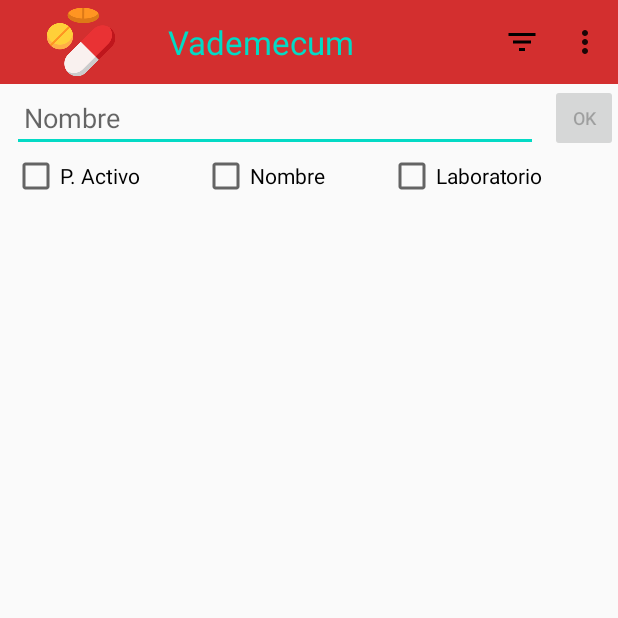
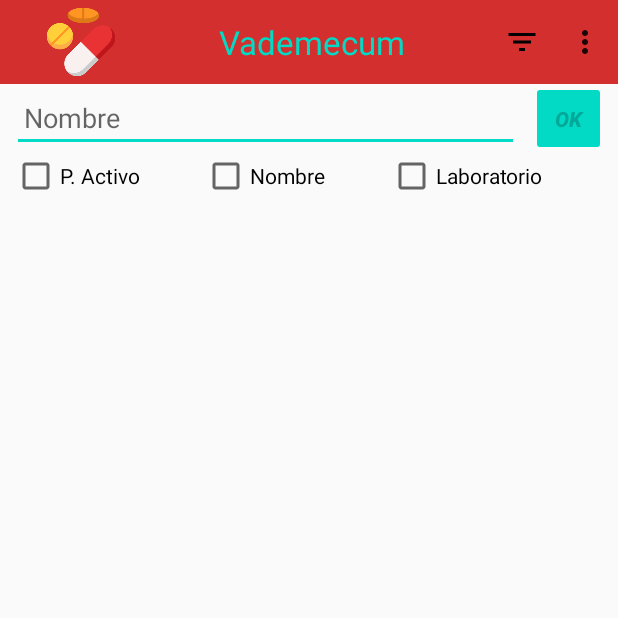
Before and after one commit to JoseRa10679/Vademecum, an Android app: the MainActivity screen opened directly, with no data from a screen before it, on a phone screen of 412 x 824 dp, the top half of it. Run offline under Robolectric (Android 15) with nearby library versions, the phone set to English and light mode, and no system bars; libraries missing offline, so code that uses them is left out: net.yslibrary.android; Roboto replaces fonts that are not available here; 2 statements that could not run were skipped.

Commit message:
Versión final

```diff
--- a/app/src/main/java/com/example/vademecum/adaptadores/ApiService.kt
+++ b/app/src/main/java/com/example/vademecum/adaptadores/ApiService.kt
@@ -12,15 +12,32 @@ import retrofit2.http.Query
  * Interfase que captura las consultas de Retrofit a la Api
  */
 interface ApiService {
+    companion object{
+
+        const val nom:String = "nombre"
+        const val prac: String = "practiv1"
+        const val nreg: String = "nregistro"
+
+        const val detalleF: String = "medicamento/nregistro/{nregistro}"
+
+        const val medicamentos: String = "medicamentos?comerc=1&pagina=1&pagesize=100"
+        const val medicamentosUnPA: String = "medicamentos?comerc=1&npactiv=1&pagina=1&pagesize=100"
+        const val medicamentosDosPA: String = "medicamentos?comerc=1&npactiv=2&pagina=1&pagesize=100"
+        const val medicamentosTresPA: String = "medicamentos?comerc=1&npactiv=3&pagina=1&pagesize=100"
+
+        const val pActivos: String = "medicamentos?comerc=1&pagina=1&pagesize=100"
+        const val pActivosUnPA: String = "medicamentos?comerc=1&npactiv=1&pagina=1&pagesize=100"
+        const val pActivosDosPA: String = "medicamentos?comerc=1&npactiv=2&pagina=1&pagesize=100"
+        const val pActivosTresPA: String = "medicamentos?comerc=1&npactiv=3&pagina=1&pagesize=100"
+    }
 
 
     //    Utilizamos @Path en lugar de @Query cuando accedemos a un solo registro
-    @GET("medicamento/nregistro/{nregistro}")
-    fun getDetalleFarmaco(@Path("nregistro") nregistro: String): Call<EsteFarmaco>
+    @GET(detalleF)
+    fun getDetalleFarmaco(@Path(nreg) nregistro: String): Call<EsteFarmaco>
 
-    /*
-    *   El filtrado por genérico o no se hace mediante un filtrado de la lista de salida
-    * */
+
+
 
     //<editor-folder desc = " Get Medicamentos">
 
@@ -32,51 +49,42 @@ interface ApiService {
      *
      */
 
-    @GET(value = "medicamentos?comerc=1&pagina=1&pagesize=100")
-    fun getMedicamentos(
-        @Query("nombre") nombre: String
-    ): Call<MiObjeto>
+    @GET(value = medicamentos)
+    fun getMedicamentos(@Query(nom) nombre: String): Call<MiObjeto>
 
-    @GET(value = "medicamentos?comerc=1&npactiv=1&pagina=1&pagesize=100")
-    fun getMedicamentosUnPA(
-        @Query("nombre") nombre: String
-    ): Call<MiObjeto>
+    @GET(value = medicamentosUnPA)
+    fun getMedicamentosUnPA(@Query(nom) nombre: String): Call<MiObjeto>
 
-    @GET(value = "medicamentos?comerc=1&npactiv=2&pagina=1&pagesize=100")
-    fun getMedicamentosDosPA(
-        @Query("nombre") nombre: String
-    ): Call<MiObjeto>
+    @GET(value = medicamentosDosPA)
+    fun getMedicamentosDosPA(@Query(nom) nombre: String): Call<MiObjeto>
 
-    @GET(value = "medicamentos?comerc=1&npactiv=3&pagina=1&pagesize=100")
-    fun getMedicamentosTresPA(
-        @Query("nombre") nombre: String
-    ): Call<MiObjeto>
+    @GET(value = medicamentosTresPA)
+    fun getMedicamentosTresPA(@Query(nom) nombre: String): Call<MiObjeto>
 
     //</editor-folder>
 
     //<editor-folder desc = " Get Principio Activo ">
 
-    //    Filtramos por principio activo y usaremos solo los que estan comercializados.
-    @GET(value = "medicamentos?comerc=1&pagina=1&pagesize=100")
-    fun getPActivos(
-        @Query("practiv1") practiv1: String
-    ): Call<MiObjeto>
 
-    @GET(value = "medicamentos?comerc=1&npactiv=1&pagina=1&pagesize=100")
-    fun getPactivosUnPA(
-        @Query("practiv1") practiv1: String
-    ): Call<MiObjeto>
+    /*
+    *
+    *     Filtramos por principio activo y usaremos solo los que estan comercializados.
+    *     Filtra la primera página con un tamaño de 100 registros
+    *
+    * */
+    @GET(value = pActivos)
+    fun getPActivos(@Query(prac) practiv1: String): Call<MiObjeto>
 
-    @GET(value = "medicamentos?comerc=1&npactiv=2&pagina=1&pagesize=100")
-    fun getPactivosDosPA(
-        @Query("practiv1") practiv1: String
-    ): Call<MiObjeto>
+    @GET(value = pActivosUnPA)
+    fun getPactivosUnPA(@Query(prac) practiv1: String): Call<MiObjeto>
 
-    @GET(value = "medicamentos?comerc=1&npactiv=3&pagina=1&pagesize=100")
-    fun getPactivosTresPA(
-        @Query("practiv1") practiv1: String
-    ): Call<MiObjeto>
+    @GET(value = pActivosDosPA)
+    fun getPactivosDosPA(@Query(prac) practiv1: String): Call<MiObjeto>
+
+    @GET(value = pActivosTresPA)
+    fun getPactivosTresPA(@Query(prac) practiv1: String): Call<MiObjeto>
 
     //</editor-folder>
 
+
 }
--- a/app/src/main/java/com/example/vademecum/models/MainViewModel.kt
+++ b/app/src/main/java/com/example/vademecum/models/MainViewModel.kt
@@ -2,10 +2,12 @@ package com.example.vademecum.models
 
 import android.content.Context
 import android.view.Gravity
+import android.view.View
 import android.widget.Toast
+import androidx.core.content.ContextCompat
 import androidx.lifecycle.MutableLiveData
 import androidx.lifecycle.ViewModel
-import com.example.vademecum.dataclass.MiFarmaco
+import com.example.vademecum.R
 import com.example.vademecum.dataclass.MiObjeto
 
 /**
@@ -14,13 +16,9 @@ import com.example.vademecum.dataclass.MiObjeto
  */
 class MainViewModel : ViewModel() {
 
-    val miRecycle: MutableLiveData<MiObjeto>? by lazy {
-        MutableLiveData<MiObjeto>()
-    }
-
-    val miMenu: MutableLiveData<Int> by lazy {
-        MutableLiveData<Int>()
-    }
+    val miRecycle: MutableLiveData<MiObjeto>? by lazy { MutableLiveData<MiObjeto>() }
+    val miPosicion: MutableLiveData<Int>? by lazy { MutableLiveData<Int>() }
+    val miMenu: MutableLiveData<Int> by lazy { MutableLiveData<Int>() }
 
     /**
      * Muestra un Toast con el número de items del total de entradas
@@ -28,7 +26,6 @@ class MainViewModel : ViewModel() {
      * @param context Contexto donde se aplica la función
      */
     fun contador(m: MiObjeto?, context: Context) {
-        val lista: List<MiFarmaco>? = m?.resultados
 
         /*
         * El comando Let ejecuta el código entre corchetes solo si el valor de m no es null.
@@ -37,13 +34,22 @@ class MainViewModel : ViewModel() {
         m.let {
             val toast: Toast = Toast.makeText(
                 context,
-                """${lista?.count().toString()} entradas de un total de ${m?.totalFilas}""", // Mas eficiente usar conunt que size
+                """  ${it?.resultados?.count().toString()} entradas de un total de ${it?.totalFilas}  """, // Mas eficiente usar count que size
                 Toast.LENGTH_SHORT
             )
-            toast.setGravity(Gravity.TOP or Gravity.FILL_HORIZONTAL, 0, 0)
+            toast.setGravity(Gravity.TOP or Gravity.CENTER_HORIZONTAL, 0, 0)
+            val toastView: View = toast.view
+            toastView.setBackgroundColor(
+                ContextCompat.getColor(
+                    toastView.context,
+                    R.color.colorAccent
+                )
+            )
             toast.show()
+
         }
     }
 
 
+
 }
--- a/app/src/main/java/com/example/vademecum/ui/Splash.kt
+++ b/app/src/main/java/com/example/vademecum/ui/Splash.kt
@@ -17,7 +17,6 @@ class Splash : AppCompatActivity() {
         setContentView(R.layout.activity_splash)
 
         //4second splash time
-
         Handler().postDelayed({
             //start main activity
             startActivity(Intent(this@Splash, MainActivity::class.java))
--- a/app/src/main/res/layout/activity_detalle_farmaco.xml
+++ b/app/src/main/res/layout/activity_detalle_farmaco.xml
@@ -242,7 +242,8 @@
                     android:text="@string/ficha_tecnica"
                     android:textColor="@color/colorAzulTexto"
                     android:textSize="@dimen/catorce_sp"
-                    android:textStyle="bold" />
+                    android:textStyle="bold"
+                    android:visibility="visible" />
 
                 <View
                     android:id="@+id/lineaHorizontal"
--- a/app/src/main/res/layout/activity_main.xml
+++ b/app/src/main/res/layout/activity_main.xml
@@ -10,25 +10,37 @@
     <androidx.appcompat.widget.Toolbar
         android:id="@+id/toolbar"
         android:layout_width="@dimen/cero_dp"
-        android:layout_height="wrap_content"
+        android:layout_height="?attr/actionBarSize"
         android:background="?attr/colorPrimary"
         android:minHeight="?attr/actionBarSize"
         android:theme="?attr/actionBarTheme"
         app:layout_constraintEnd_toEndOf="parent"
         app:layout_constraintStart_toStartOf="parent"
         app:layout_constraintTop_toTopOf="parent"
-        app:navigationIcon="@mipmap/ic_launcher_foreground"
-        app:title="@string/app_name"
-        app:titleTextColor="@color/colorAccent"
-        app:titleTextAppearance="@style/Toolbar.TitleText"/>
+        app:navigationIcon="@mipmap/ic_launcher_foreground">
+
+        <TextView
+            android:layout_width="match_parent"
+            android:layout_height="match_parent"
+            android:gravity="center"
+            android:text="@string/app_name"
+            android:textAppearance="@style/Toolbar.TitleText"
+            android:textColor="@color/colorAccent"
+            android:layout_marginEnd="16dp"/>
+
+    </androidx.appcompat.widget.Toolbar>
 
     <Button
         android:id="@+id/botonBuscar"
-        android:layout_width="@dimen/cuarentaycinco_dp"
-        android:layout_height="@dimen/cuarentaycinco_dp"
+        style="@style/Widget.AppCompat.Button.Colored"
+        android:layout_width="@dimen/cincuenta_dp"
+        android:layout_height="@dimen/cincuenta_dp"
+        android:layout_marginEnd="8dp"
+        android:backgroundTint="@color/colorAccent"
         android:enabled="false"
         android:text="@string/ok"
-        android:textSize="12sp"
+        android:textSize="14sp"
+        android:textStyle="bold|italic"
         app:layout_constraintBottom_toBottomOf="@+id/txtBuscar"
         app:layout_constraintEnd_toEndOf="parent"
         app:layout_constraintTop_toTopOf="@+id/txtBuscar" />
--- a/app/src/main/res/values/colors.xml
+++ b/app/src/main/res/values/colors.xml
@@ -1,14 +1,19 @@
 <?xml version="1.0" encoding="utf-8"?>
 <resources>
+
+<!--    Colores básicos de la aplicación-->
     <color name="colorPrimary">#d32f2f</color>
     <color name="colorPrimaryDark">#9a0007</color>
 
     <color name="colorAccent">#03DAC5</color>
 
+<!--    Colores del texto-->
 
     <color name="colorTitulo">#820202</color>
     <color name="colorAzulTexto">#02217B</color>
     <color name="colorCianTexto">#026D7B</color>
     <color name="colorVerdeTexto">#028C3C</color>
+    <color name="colorGrisTexto">#898989</color>
+
 
 </resources>
--- a/app/src/main/res/values/dimens.xml
+++ b/app/src/main/res/values/dimens.xml
@@ -11,6 +11,5 @@
     <dimen name="treinta_sp">30sp</dimen>
     <dimen name="catorce_sp">14sp</dimen>
     <dimen name="dieciseis_sp">16sp</dimen>
-    <dimen name="cuarentaycinco_dp">45dp</dimen>
     <dimen name="quince_dp">15dp</dimen>
 </resources>
--- a/build.gradle
+++ b/build.gradle
@@ -1,6 +1,7 @@
 // Top-level build file where you can add configuration options common to all sub-projects/modules.
 
 buildscript {
+
     ext.kotlin_version = '1.3.72'
     repositories {
         google()
@@ -8,7 +9,7 @@ buildscript {
 
     }
     dependencies {
-        classpath 'com.android.tools.build:gradle:3.6.3'
+        classpath 'com.android.tools.build:gradle:4.0.0'
         classpath "org.jetbrains.kotlin:kotlin-gradle-plugin:$kotlin_version"
 
         // NOTE: Do not place your application dependencies here; they belong
```
Also changed, not shown: app/build.gradle (+11 -2 lines), app/src/main/java/com/example/vademecum/ui/DetalleFarmaco.kt (+10 -0 lines), app/src/main/java/com/example/vademecum/ui/MainActivity.kt (+17 -3 lines), app/src/main/res/menu/main_menu.xml (+2 -5 lines), app/src/main/res/values/strings.xml (+5 -4 lines), gradle/wrapper/gradle-wrapper.properties, 2 other files.
